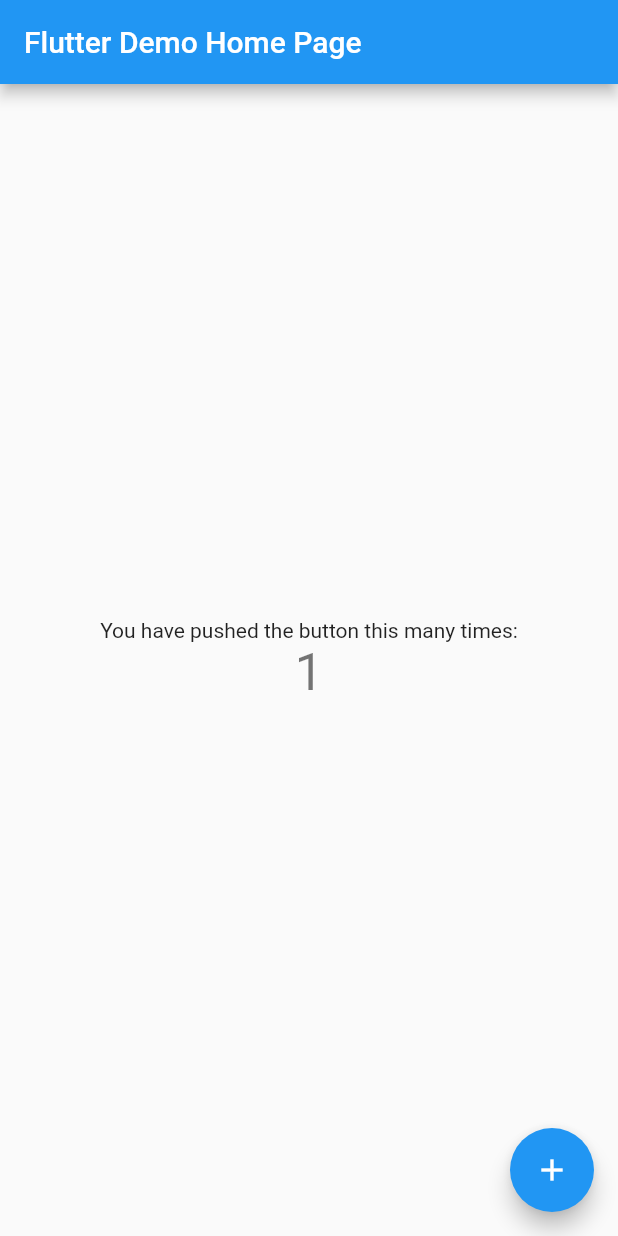
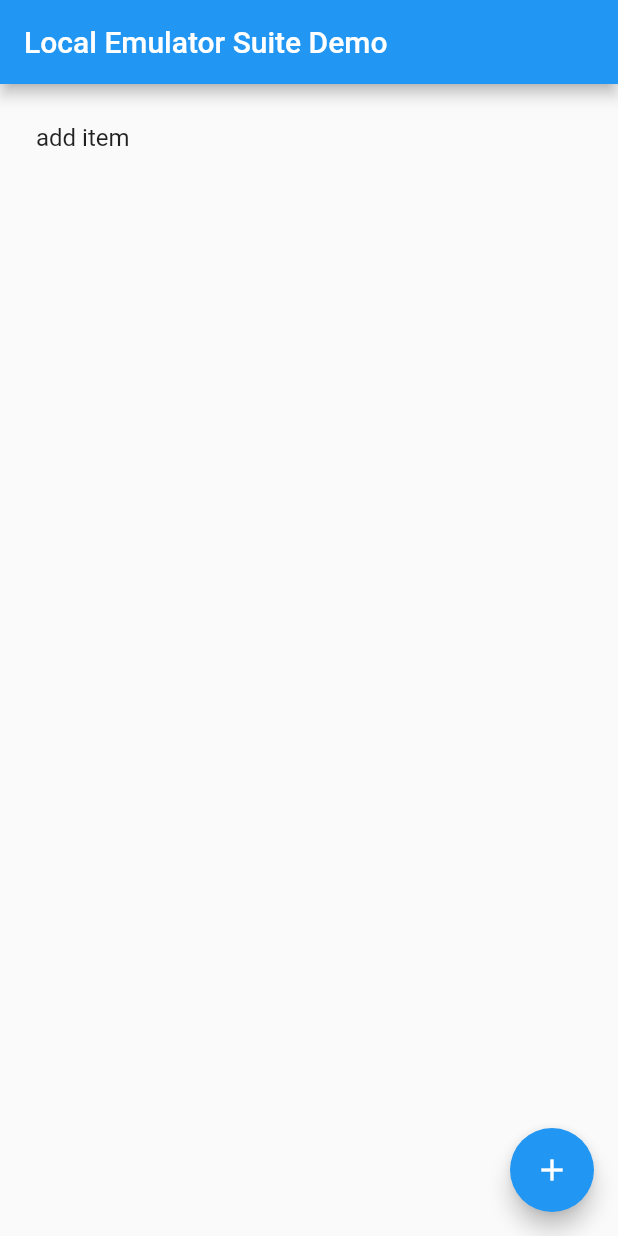
Before and after one commit to blendthink/firebase_emulator_demo, a Flutter app: the screen it shows after launch, after a tap on the "add" icon, on a phone screen of 412 x 824 dp. Run offline on Flutter 3.47's test engine with Material 2 defaults, Android fonts, the phone set to English and light mode, and no system bars; drawn by our look-alikes of firebase_database; our stand-ins replace firebase_core; accounts and stored records are empty.

Commit message:
edit main.dart

```diff
--- a/lib/main.dart
+++ b/lib/main.dart
@@ -1,43 +1,29 @@
+import 'package:firebase_core/firebase_core.dart';
+import 'package:firebase_database/firebase_database.dart';
+import 'package:firebase_database/ui/firebase_animated_list.dart';
 import 'package:flutter/material.dart';
 
-void main() {
+Future<void> main() async {
+  WidgetsFlutterBinding.ensureInitialized();
+  await Firebase.initializeApp();
   runApp(MyApp());
 }
 
 class MyApp extends StatelessWidget {
-  // This widget is the root of your application.
   @override
   Widget build(BuildContext context) {
     return MaterialApp(
-      title: 'Flutter Demo',
+      title: 'Local Emulator Suite Demo',
       theme: ThemeData(
-        // This is the theme of your application.
-        //
-        // Try running your application with "flutter run". You'll see the
-        // application has a blue toolbar. Then, without quitting the app, try
-        // changing the primarySwatch below to Colors.green and then invoke
-        // "hot reload" (press "r" in the console where you ran "flutter run",
-        // or simply save your changes to "hot reload" in a Flutter IDE).
-        // Notice that the counter didn't reset back to zero; the application
-        // is not restarted.
         primarySwatch: Colors.blue,
       ),
-      home: MyHomePage(title: 'Flutter Demo Home Page'),
+      home: MyHomePage(title: 'Local Emulator Suite Demo'),
     );
   }
 }
 
 class MyHomePage extends StatefulWidget {
   MyHomePage({Key key, this.title}) : super(key: key);
-
-  // This widget is the home page of your application. It is stateful, meaning
-  // that it has a State object (defined below) that contains fields that affect
-  // how it looks.
-
-  // This class is the configuration for the state. It holds the values (in this
-  // case the title) provided by the parent (in this case the App widget) and
-  // used by the build method of the State. Fields in a Widget subclass are
-  // always marked "final".
 
   final String title;
 
@@ -46,66 +32,34 @@ class MyHomePage extends StatefulWidget {
 }
 
 class _MyHomePageState extends State<MyHomePage> {
-  int _counter = 0;
+  // TODO: databaseURL は自分のローカルのURLを指定する
+  final _databaseReference = FirebaseDatabase(
+    app: Firebase.app(),
+    databaseURL: 'http://127.0.0.1:9000/?ns=fir-emulator-demo-48f2b',
+  ).reference();
 
-  void _incrementCounter() {
-    setState(() {
-      // This call to setState tells the Flutter framework that something has
-      // changed in this State, which causes it to rerun the build method below
-      // so that the display can reflect the updated values. If we changed
-      // _counter without calling setState(), then the build method would not be
-      // called again, and so nothing would appear to happen.
-      _counter++;
-    });
+  void _addItem() {
+    _databaseReference.push().set('add item');
   }
 
   @override
   Widget build(BuildContext context) {
-    // This method is rerun every time setState is called, for instance as done
-    // by the _incrementCounter method above.
-    //
-    // The Flutter framework has been optimized to make rerunning build methods
-    // fast, so that you can just rebuild anything that needs updating rather
-    // than having to individually change instances of widgets.
     return Scaffold(
       appBar: AppBar(
-        // Here we take the value from the MyHomePage object that was created by
-        // the App.build method, and use it to set our appbar title.
         title: Text(widget.title),
       ),
-      body: Center(
-        // Center is a layout widget. It takes a single child and positions it
-        // in the middle of the parent.
-        child: Column(
-          // Column is also a layout widget. It takes a list of children and
-          // arranges them vertically. By default, it sizes itself to fit its
-          // children horizontally, and tries to be as tall as its parent.
-          //
-          // Invoke "debug painting" (press "p" in the console, choose the
-          // "Toggle Debug Paint" action from the Flutter Inspector in Android
-          // Studio, or the "Toggle Debug Paint" command in Visual Studio Code)
-          // to see the wireframe for each widget.
-          //
-          // Column has various properties to control how it sizes itself and
-          // how it positions its children. Here we use mainAxisAlignment to
-          // center the children vertically; the main axis here is the vertical
-          // axis because Columns are vertical (the cross axis would be
-          // horizontal).
-          mainAxisAlignment: MainAxisAlignment.center,
-          children: <Widget>[
-            Text(
-              'You have pushed the button this many times:',
-            ),
-            Text(
-              '$_counter',
-              style: Theme.of(context).textTheme.headline4,
-            ),
-          ],
-        ),
+      body: FirebaseAnimatedList(
+        query: _databaseReference.orderByKey(),
+        padding: const EdgeInsets.all(8.0),
+        reverse: false,
+        itemBuilder: (_, snapshot, animation, x) {
+          return ListTile(
+            title: Text(snapshot.value.toString()),
+          );
+        },
       ),
       floatingActionButton: FloatingActionButton(
-        onPressed: _incrementCounter,
-        tooltip: 'Increment',
+        onPressed: _addItem,
         child: Icon(Icons.add),
       ), // This trailing comma makes auto-formatting nicer for build methods.
     );
```
